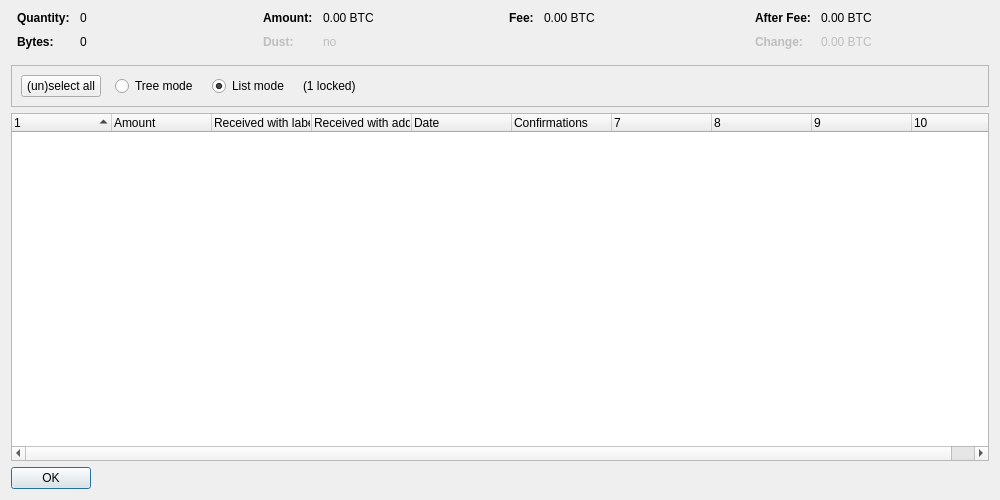
Qt form src/qt/forms/coincontroldialog.ui (barrystyle/vestx) before a commit.
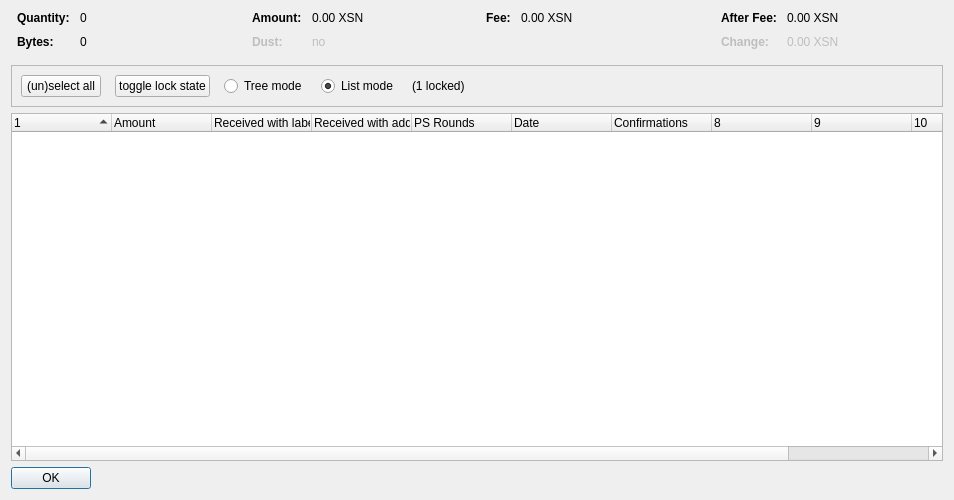
The same form after that commit. Custom widgets are drawn as their Qt base class.

```diff
--- a/src/qt/forms/coincontroldialog.ui
+++ b/src/qt/forms/coincontroldialog.ui
@@ -6,7 +6,7 @@
    <rect>
     <x>0</x>
     <y>0</y>
-    <width>1000</width>
+    <width>954</width>
     <height>500</height>
    </rect>
   </property>
@@ -132,7 +132,7 @@
           <enum>Qt::ActionsContextMenu</enum>
          </property>
          <property name="text">
-          <string notr="true">0.00 BTC</string>
+          <string notr="true">0.00 XSN</string>
          </property>
          <property name="textInteractionFlags">
           <set>Qt::LinksAccessibleByMouse|Qt::TextSelectableByKeyboard|Qt::TextSelectableByMouse</set>
@@ -212,7 +212,7 @@
           <enum>Qt::ActionsContextMenu</enum>
          </property>
          <property name="text">
-          <string notr="true">0.00 BTC</string>
+          <string notr="true">0.00 XSN</string>
          </property>
          <property name="textInteractionFlags">
           <set>Qt::LinksAccessibleByMouse|Qt::TextSelectableByKeyboard|Qt::TextSelectableByMouse</set>
@@ -257,7 +257,7 @@
           <enum>Qt::ActionsContextMenu</enum>
          </property>
          <property name="text">
-          <string notr="true">0.00 BTC</string>
+          <string notr="true">0.00 XSN</string>
          </property>
          <property name="textInteractionFlags">
           <set>Qt::LinksAccessibleByMouse|Qt::TextSelectableByKeyboard|Qt::TextSelectableByMouse</set>
@@ -292,7 +292,7 @@
           <enum>Qt::ActionsContextMenu</enum>
          </property>
          <property name="text">
-          <string notr="true">0.00 BTC</string>
+          <string notr="true">0.00 XSN</string>
          </property>
          <property name="textInteractionFlags">
           <set>Qt::LinksAccessibleByMouse|Qt::TextSelectableByKeyboard|Qt::TextSelectableByMouse</set>
@@ -319,7 +319,7 @@
      </property>
      <layout class="QHBoxLayout" name="horizontalLayout">
       <item>
-       <layout class="QHBoxLayout" name="horizontalLayoutPanel" stretch="0,0,0,0,0">
+       <layout class="QHBoxLayout" name="horizontalLayoutPanel" stretch="0,0,0,0,0,0">
         <property name="spacing">
          <number>14</number>
         </property>
@@ -339,6 +339,22 @@
           </property>
          </widget>
         </item>
+        <item>
+         <widget class="QPushButton" name="pushButtonToggleLock">
+          <property name="sizePolicy">
+           <sizepolicy hsizetype="Maximum" vsizetype="Fixed">
+            <horstretch>0</horstretch>
+            <verstretch>0</verstretch>
+           </sizepolicy>
+          </property>
+          <property name="text">
+           <string>toggle lock state</string>
+          </property>
+          <property name="autoDefault">
+           <bool>false</bool>
+          </property>
+         </widget>
+        </item>
         <item>
          <widget class="QRadioButton" name="radioTreeMode">
           <property name="sizePolicy">
@@ -402,7 +418,7 @@
       <bool>false</bool>
      </property>
      <property name="columnCount">
-      <number>10</number>
+      <number>11</number>
      </property>
      <attribute name="headerShowSortIndicator" stdset="0">
       <bool>true</bool>
@@ -430,6 +446,11 @@
        <string>Received with address</string>
       </property>
      </column>
+     <column>
+      <property name="text">
+       <string>PS Rounds</string>
+      </property>
+     </column>
      <column>
       <property name="text">
        <string>Date</string>
```
Left out of the diff: 4 changed lines with no effect on the pictures.
